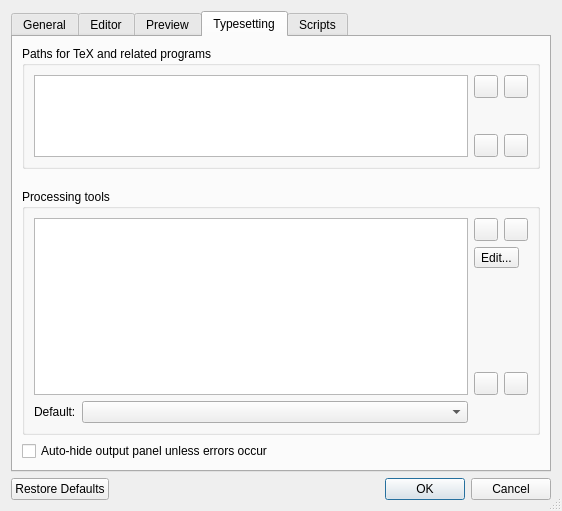
This is src/PrefsDialog.ui in Sharpie/TeXworks as Qt 5 draws it before an edit. The edited form follows.
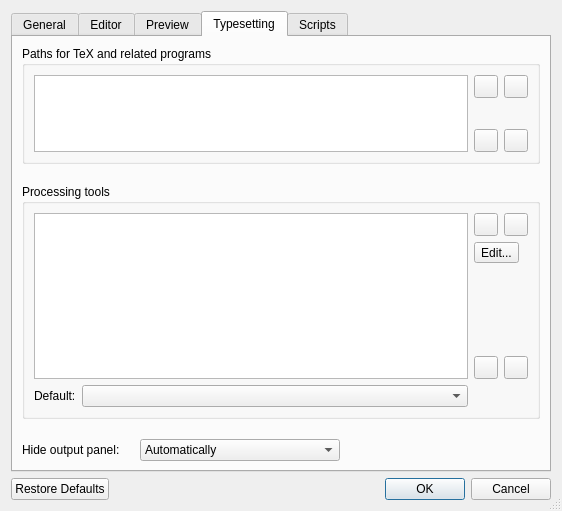
This is the edited form. The open tabs and pages were chosen to show the change. Icons and pictures are not drawn.

Commit message:
Add additional option for closing output panel "on success" (issue 415)
The new modes are:
 * Never (always keep the console open, no matter what)
 * Automatically (keep the console open if it was open before, otherwise close it on success)
 * On success (always close the console on success, regardless whether it was open before)

Diff of the .ui file:
```diff
--- a/src/PrefsDialog.ui
+++ b/src/PrefsDialog.ui
@@ -20,7 +20,17 @@
    <bool>true</bool>
   </property>
   <layout class="QGridLayout" name="gridLayout_2">
-   <item row="0" column="0">
+   <item row="2" column="0">
+    <widget class="QDialogButtonBox" name="buttonBox">
+     <property name="orientation">
+      <enum>Qt::Horizontal</enum>
+     </property>
+     <property name="standardButtons">
+      <set>QDialogButtonBox::Cancel|QDialogButtonBox::Ok|QDialogButtonBox::RestoreDefaults</set>
+     </property>
+    </widget>
+   </item>
+   <item row="1" column="0">
     <widget class="QTabWidget" name="tabWidget">
      <property name="currentIndex">
       <number>1</number>
@@ -859,15 +869,66 @@
            </layout>
           </widget>
          </item>
+         <item>
+          <layout class="QHBoxLayout" name="horizontalLayout_8">
+           <item>
+            <widget class="QLabel" name="label_10">
+             <property name="sizePolicy">
+              <sizepolicy hsizetype="Preferred" vsizetype="Preferred">
+               <horstretch>0</horstretch>
+               <verstretch>0</verstretch>
+              </sizepolicy>
+             </property>
+             <property name="text">
+              <string>Hide output panel:</string>
+             </property>
+            </widget>
+           </item>
+           <item>
+            <widget class="QComboBox" name="autoHideOutput">
+             <property name="sizePolicy">
+              <sizepolicy hsizetype="MinimumExpanding" vsizetype="Fixed">
+               <horstretch>0</horstretch>
+               <verstretch>0</verstretch>
+              </sizepolicy>
+             </property>
+             <property name="currentIndex">
+              <number>1</number>
+             </property>
+             <item>
+              <property name="text">
+               <string>Never</string>
+              </property>
+             </item>
+             <item>
+              <property name="text">
+               <string>Automatically</string>
+              </property>
+             </item>
+             <item>
+              <property name="text">
+               <string>On success</string>
+              </property>
+             </item>
+            </widget>
+           </item>
+           <item>
+            <spacer name="horizontalSpacer_8">
+             <property name="orientation">
+              <enum>Qt::Horizontal</enum>
+             </property>
+             <property name="sizeHint" stdset="0">
+              <size>
+               <width>40</width>
+               <height>20</height>
+              </size>
+             </property>
+            </spacer>
+           </item>
+          </layout>
+         </item>
         </layout>
        </item>
-       <item row="1" column="0">
-        <widget class="QCheckBox" name="autoHideOutput">
-         <property name="text">
-          <string>Auto-hide output panel unless errors occur</string>
-         </property>
-        </widget>
-       </item>
       </layout>
      </widget>
      <widget class="QWidget" name="tab_scripts">
@@ -945,16 +1006,6 @@
      </widget>
     </widget>
    </item>
-   <item row="1" column="0">
-    <widget class="QDialogButtonBox" name="buttonBox">
-     <property name="orientation">
-      <enum>Qt::Horizontal</enum>
-     </property>
-     <property name="standardButtons">
-      <set>QDialogButtonBox::Cancel|QDialogButtonBox::Ok|QDialogButtonBox::RestoreDefaults</set>
-     </property>
-    </widget>
-   </item>
   </layout>
  </widget>
  <tabstops>
```
Left out of the diff: 5 changed lines with no effect on the pictures. The commit also changes 5 other files.
